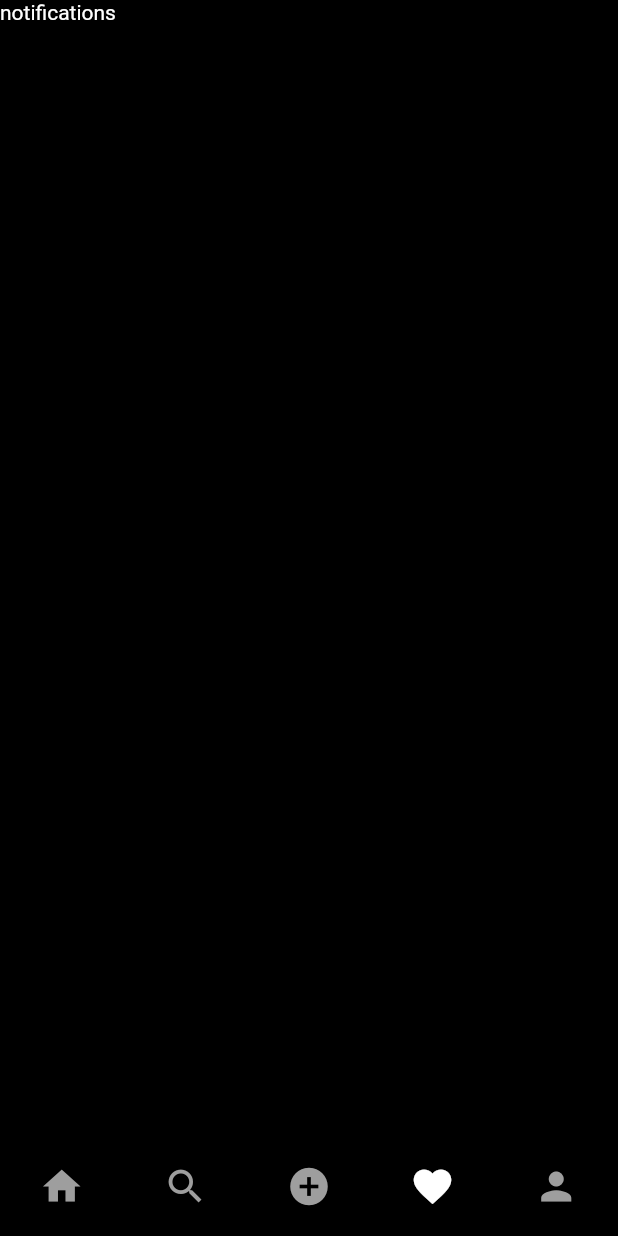
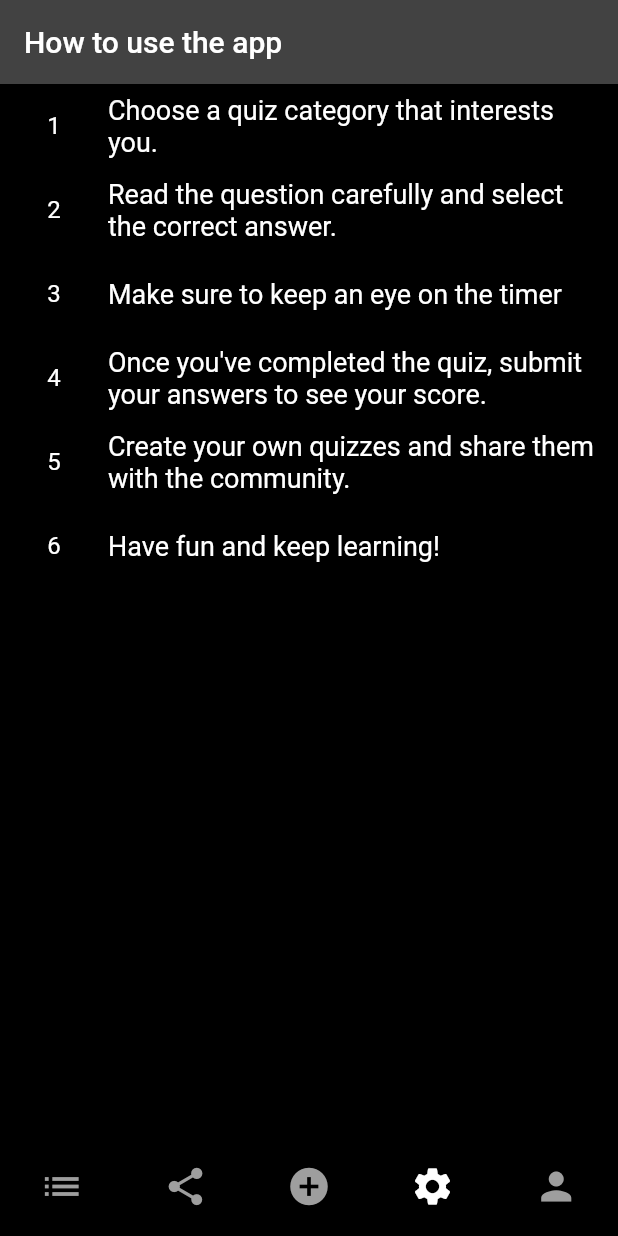
Before and after one commit to MohamedAmineBenAmmar/Flutter-Firebase-Quiz-App, a Flutter app: the screen it shows once a user with an empty profile is signed in, swiped to page 4, on a phone screen of 412 x 824 dp. Run offline on Flutter 3.47's test engine with Material 2 defaults, Android fonts, the light colour scheme and no system bars; our stand-ins replace cloud_firestore, firebase_auth, firebase_core, firebase_storage, flutter_svg, image_picker; accounts and stored records are empty.

```diff
--- a/lib/providers/user_provider.dart
+++ b/lib/providers/user_provider.dart
@@ -6,7 +6,7 @@ class UserProvider with ChangeNotifier {
   User? _user;
   final AuthMethods _authMethods = AuthMethods();
 
-  User get getUser => _user!;
+  User? get getUser => _user;
 
   Future<void> refreshUser() async {
     User user = await _authMethods.getUserDetails();
--- a/lib/responsive/mobile_screen_layout.dart
+++ b/lib/responsive/mobile_screen_layout.dart
@@ -55,7 +55,7 @@ class _MobileScreenLayoutState extends State<MobileScreenLayout> {
         items: <BottomNavigationBarItem>[
           BottomNavigationBarItem(
             icon: Icon(
-              Icons.home,
+              Icons.list,
               color: (_page == 0) ? primaryColor : secondaryColor,
             ),
             label: '',
@@ -63,7 +63,7 @@ class _MobileScreenLayoutState extends State<MobileScreenLayout> {
           ),
           BottomNavigationBarItem(
               icon: Icon(
-                Icons.search,
+                Icons.share,
                 color: (_page == 1) ? primaryColor : secondaryColor,
               ),
               label: '',
@@ -77,7 +77,7 @@ class _MobileScreenLayoutState extends State<MobileScreenLayout> {
               backgroundColor: primaryColor),
           BottomNavigationBarItem(
             icon: Icon(
-              Icons.favorite,
+              Icons.settings,
               color: (_page == 3) ? primaryColor : secondaryColor,
             ),
             label: '',
--- a/lib/screens/quiz/create_quiz_screen.dart
+++ b/lib/screens/quiz/create_quiz_screen.dart
@@ -1,5 +1,8 @@
 import 'package:cloud_firestore/cloud_firestore.dart';
 import 'package:flutter/material.dart';
+import 'package:flutter_firebase_realtime_app/models/user.dart';
+import 'package:flutter_firebase_realtime_app/providers/user_provider.dart';
+import 'package:provider/provider.dart';
 
 class CreateQuizScreen extends StatefulWidget {
   @override
@@ -7,6 +10,7 @@ class CreateQuizScreen extends StatefulWidget {
 }
 
 class _CreateQuizScreenState extends State<CreateQuizScreen> {
+  dynamic user = null; // Storing the current authenticated user
   final _formKey = GlobalKey<FormState>();
   final _quizNameController = TextEditingController();
   final _questionController = TextEditingController();
@@ -59,6 +63,7 @@ class _CreateQuizScreenState extends State<CreateQuizScreen> {
         'name': _quizNameController.text,
         'questions_count': _questions.length,
         'questions': _questions,
+        'uid': (user as User).uid
       };
 
       await FirebaseFirestore.instance
@@ -82,6 +87,7 @@ class _CreateQuizScreenState extends State<CreateQuizScreen> {
 
   @override
   Widget build(BuildContext context) {
+    user = Provider.of<UserProvider>(context).getUser;
     return Scaffold(
       appBar: AppBar(
         title: Text('Create Quiz'),
--- a/lib/screens/user/docs.screen.dart
+++ b/lib/screens/user/docs.screen.dart
@@ -0,0 +1,37 @@
+import 'package:flutter/material.dart';
+
+class DocsScreen extends StatelessWidget {
+  final List<String> phrases = [
+    'Choose a quiz category that interests you.',
+    'Read the question carefully and select the correct answer.',
+    'Make sure to keep an eye on the timer',
+    "Once you've completed the quiz, submit your answers to see your score.",
+    "Create your own quizzes and share them with the community.",
+    "Have fun and keep learning!"
+  ];
+
+  @override
+  Widget build(BuildContext context) {
+    return Scaffold(
+      appBar: AppBar(
+        title: Text('How to use the app'),
+      ),
+      body: ListView.builder(
+        itemCount: phrases.length,
+        itemBuilder: (context, index) {
+          final phrase = phrases[index];
+
+          return ListTile(
+            title: Text(
+              phrase,
+              style: TextStyle(fontSize: 18),
+            ),
+            leading: CircleAvatar(
+              child: Text('${index + 1}'),
+            ),
+          );
+        },
+      ),
+    );
+  }
+}
--- a/lib/screens/user/profile_screen.dart
+++ b/lib/screens/user/profile_screen.dart
@@ -39,11 +39,11 @@ class ProfileScreen extends StatelessWidget {
           children: [
             CircleAvatar(
               radius: 50,
-              backgroundImage: NetworkImage(user.photoUrl),
+              backgroundImage: NetworkImage(user!.photoUrl),
             ),
             SizedBox(height: 16),
             Text(
-              '${user.firstName} ${user.lastName}',
+              '${user!.firstName} ${user!.lastName}',
               style: TextStyle(
                 fontSize: 24,
                 fontWeight: FontWeight.bold,
--- a/lib/utils/global_variable.dart
+++ b/lib/utils/global_variable.dart
@@ -4,13 +4,14 @@ import 'package:flutter_firebase_realtime_app/screens/auth/signup_screen.dart';
 import 'package:flutter_firebase_realtime_app/screens/quiz/create_quiz_screen.dart';
 import 'package:flutter_firebase_realtime_app/screens/quiz/quizzes_list_screen.dart';
 import 'package:flutter_firebase_realtime_app/screens/session/join_session_screen.dart';
+import 'package:flutter_firebase_realtime_app/screens/user/docs.screen.dart';
 import 'package:flutter_firebase_realtime_app/screens/user/profile_screen.dart';
 
 List<Widget> homeScreenItems = [
   QuizzesListScreen(),
   JoinSessionScreen(),
   CreateQuizScreen(),
-  const Text('notifications'),
+  DocsScreen(),
   ProfileScreen(),
   // ProfileScreen(
   //   uid: FirebaseAuth.instance.currentUser!.uid,
```
Also changed, not shown: lib/responsive/web_screen_layout.dart (+91 -3 lines), lib/screens/quiz/quizzes_list_screen.dart (+22 -4 lines).
